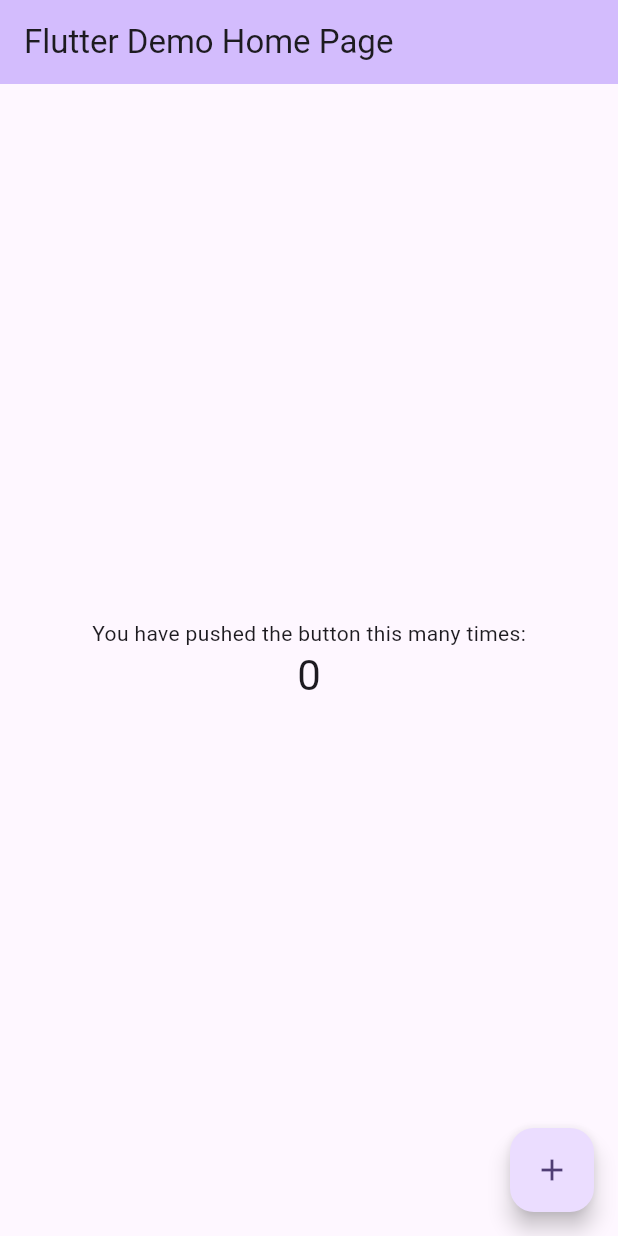
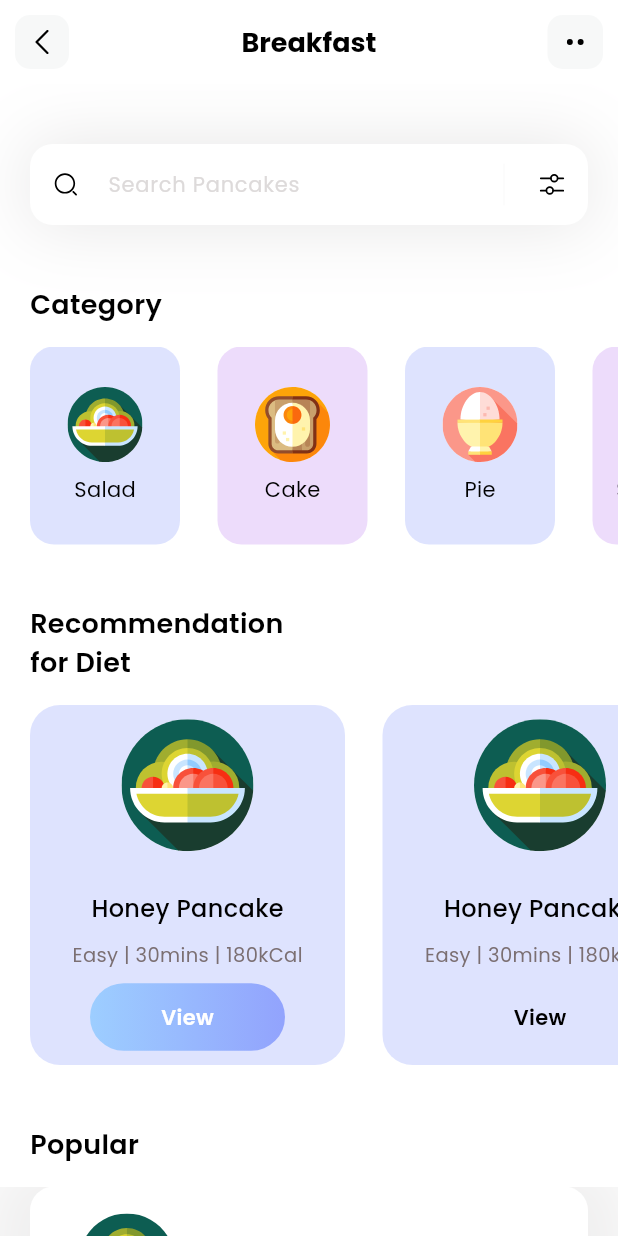
Before and after one commit to tonytran0314/learn-flutter, a Flutter app: the screen it shows after launch, on a phone screen of 412 x 824 dp. Run offline on Flutter 3.47's test engine with Material 3 defaults, Android fonts, the phone set to English and light mode, and no system bars; our stand-ins replace flutter_svg.

Commit message:
final result

```diff
--- a/analysis_options.yaml
+++ b/analysis_options.yaml
@@ -7,6 +7,9 @@
 
 # The following line activates a set of recommended lints for Flutter apps,
 # packages, and plugins designed to encourage good coding practices.
+analyzer:
+  errors:
+    deprecated_member_use: ignore
 include: package:flutter_lints/flutter.yaml
 
 linter:
--- a/lib/main.dart
+++ b/lib/main.dart
@@ -1,122 +1,19 @@
+import 'package:first_app/pages/home.dart';
 import 'package:flutter/material.dart';
 
 void main() {
-  runApp(const MyApp());
+  runApp(MyApp());
 }
 
 class MyApp extends StatelessWidget {
   const MyApp({super.key});
 
-  // This widget is the root of your application.
   @override
   Widget build(BuildContext context) {
     return MaterialApp(
-      title: 'Flutter Demo',
-      theme: ThemeData(
-        // This is the theme of your application.
-        //
-        // TRY THIS: Try running your application with "flutter run". You'll see
-        // the application has a purple toolbar. Then, without quitting the app,
-        // try changing the seedColor in the colorScheme below to Colors.green
-        // and then invoke "hot reload" (save your changes or press the "hot
-        // reload" button in a Flutter-supported IDE, or press "r" if you used
-        // the command line to start the app).
-        //
-        // Notice that the counter didn't reset back to zero; the application
-        // state is not lost during the reload. To reset the state, use hot
-        // restart instead.
-        //
-        // This works for code too, not just values: Most code changes can be
-        // tested with just a hot reload.
-        colorScheme: ColorScheme.fromSeed(seedColor: Colors.deepPurple),
-      ),
-      home: const MyHomePage(title: 'Flutter Demo Home Page'),
+      debugShowCheckedModeBanner: false,
+      theme: ThemeData(fontFamily: 'Poppins'),
+      home: HomePage()
     );
   }
 }
-
-class MyHomePage extends StatefulWidget {
-  const MyHomePage({super.key, required this.title});
-
-  // This widget is the home page of your application. It is stateful, meaning
-  // that it has a State object (defined below) that contains fields that affect
-  // how it looks.
-
-  // This class is the configuration for the state. It holds the values (in this
-  // case the title) provided by the parent (in this case the App widget) and
-  // used by the build method of the State. Fields in a Widget subclass are
-  // always marked "final".
-
-  final String title;
-
-  @override
-  State<MyHomePage> createState() => _MyHomePageState();
-}
-
-class _MyHomePageState extends State<MyHomePage> {
-  int _counter = 0;
-
-  void _incrementCounter() {
-    setState(() {
-      // This call to setState tells the Flutter framework that something has
-      // changed in this State, which causes it to rerun the build method below
-      // so that the display can reflect the updated values. If we changed
-      // _counter without calling setState(), then the build method would not be
-      // called again, and so nothing would appear to happen.
-      _counter++;
-    });
-  }
-
-  @override
-  Widget build(BuildContext context) {
-    // This method is rerun every time setState is called, for instance as done
-    // by the _incrementCounter method above.
-    //
-    // The Flutter framework has been optimized to make rerunning build methods
-    // fast, so that you can just rebuild anything that needs updating rather
-    // than having to individually change instances of widgets.
-    return Scaffold(
-      appBar: AppBar(
-        // TRY THIS: Try changing the color here to a specific color (to
-        // Colors.amber, perhaps?) and trigger a hot reload to see the AppBar
-        // change color while the other colors stay the same.
-        backgroundColor: Theme.of(context).colorScheme.inversePrimary,
-        // Here we take the value from the MyHomePage object that was created by
-        // the App.build method, and use it to set our appbar title.
-        title: Text(widget.title),
-      ),
-      body: Center(
-        // Center is a layout widget. It takes a single child and positions it
-        // in the middle of the parent.
-        child: Column(
-          // Column is also a layout widget. It takes a list of children and
-          // arranges them vertically. By default, it sizes itself to fit its
-          // children horizontally, and tries to be as tall as its parent.
-          //
-          // Column has various properties to control how it sizes itself and
-          // how it positions its children. Here we use mainAxisAlignment to
-          // center the children vertically; the main axis here is the vertical
-          // axis because Columns are vertical (the cross axis would be
-          // horizontal).
-          //
-          // TRY THIS: Invoke "debug painting" (choose the "Toggle Debug Paint"
-          // action in the IDE, or press "p" in the console), to see the
-          // wireframe for each widget.
-          mainAxisAlignment: MainAxisAlignment.center,
-          children: <Widget>[
-            const Text('You have pushed the button this many times:'),
-            Text(
-              '$_counter',
-              style: Theme.of(context).textTheme.headlineMedium,
-            ),
-          ],
-        ),
-      ),
-      floatingActionButton: FloatingActionButton(
-        onPressed: _incrementCounter,
-        tooltip: 'Increment',
-        child: const Icon(Icons.add),
-      ), // This trailing comma makes auto-formatting nicer for build methods.
-    );
-  }
-}
--- /dev/null
+++ b/lib/models/category_model.dart
@@ -0,0 +1,47 @@
+import 'package:flutter/material.dart';
+
+class CategoryModel {
+  String name;
+  String iconPath;
+  Color boxColor;
+
+  CategoryModel({
+    required this.name,
+    required this.iconPath,
+    required this.boxColor,
+  });
+
+  static List<CategoryModel> getCategories() {
+    List<CategoryModel> categories = [];
+
+    categories.add(
+      CategoryModel(
+        name: 'Salad',
+        iconPath: 'assets/icons/salad.svg',
+        boxColor: Color(0xff92A3FD))
+    );
+
+    categories.add(
+      CategoryModel(
+        name: 'Cake',
+        iconPath: 'assets/icons/cake.svg',
+        boxColor: Color(0xffC58BF2))
+    );
+
+    categories.add(
+      CategoryModel(
+        name: 'Pie',
+        iconPath: 'assets/icons/pie.svg',
+        boxColor: Color(0xff92A3FD))
+    );
+
+    categories.add(
+      CategoryModel(
+        name: 'Smoothie',
+        iconPath: 'assets/icons/salad.svg',
+        boxColor: Color(0xffC58BF2))
+    );
+
+    return categories;
+  }
+}
--- /dev/null
+++ b/lib/models/diet_model.dart
@@ -0,0 +1,56 @@
+class DietModel {
+  String name;
+  String iconPath;
+  String level;
+  String duration;
+  String calories;
+  bool viewIsSelected;
+
+  DietModel({
+    required this.name,
+    required this.iconPath,
+    required this.level,
+    required this.duration,
+    required this.calories,
+    required this.viewIsSelected,
+  });
+
+  static List<DietModel> getDiets() {
+    List<DietModel> diets = [];
+
+    diets.add(
+      DietModel(
+        name: 'Honey Pancake',
+        iconPath: 'assets/icons/salad.svg',
+        level: 'Easy',
+        duration: '30mins',
+        calories: '180kCal',
+        viewIsSelected: true
+      )
+    );
+
+    diets.add(
+      DietModel(
+        name: 'Honey Pancake',
+        iconPath: 'assets/icons/salad.svg',
+        level: 'Easy',
+        duration: '30mins',
+        calories: '180kCal',
+        viewIsSelected: false
+      )
+    );
+
+    diets.add(
+      DietModel(
+        name: 'Honey Pancake',
+        iconPath: 'assets/icons/salad.svg',
+        level: 'Easy',
+        duration: '30mins',
+        calories: '180kCal',
+        viewIsSelected: true
+      )
+    );
+
+    return diets;
+  }
+}
--- /dev/null
+++ b/lib/models/popular_model.dart
@@ -0,0 +1,56 @@
+class PopularDietsModel {
+  String name;
+  String iconPath;
+  String level;
+  String duration;
+  String calories;
+  bool boxIsSelected;
+
+  PopularDietsModel({
+    required this.name,
+    required this.iconPath,
+    required this.level,
+    required this.duration,
+    required this.calories,
+    required this.boxIsSelected
+  });
+
+  static List<PopularDietsModel> getPopularDiets() {
+    List<PopularDietsModel> popularDiets = [];
+
+    popularDiets.add(
+      PopularDietsModel(
+        name: 'Honey Pancake',
+        iconPath: 'assets/icons/salad.svg',
+        level: 'Easy',
+        duration: '30mins',
+        calories: '180kCal',
+        boxIsSelected: true
+      )
+    );
+
+    popularDiets.add(
+      PopularDietsModel(
+        name: 'Honey Pancake',
+        iconPath: 'assets/icons/salad.svg',
+        level: 'Easy',
+        duration: '30mins',
+        calories: '180kCal',
+        boxIsSelected: false
+      )
+    );
+
+    popularDiets.add(
+      PopularDietsModel(
+        name: 'Honey Pancake',
+        iconPath: 'assets/icons/salad.svg',
+        level: 'Easy',
+        duration: '30mins',
+        calories: '180kCal',
+        boxIsSelected: true
+      )
+    );
+
+    return popularDiets;
+  }
+}
--- /dev/null
+++ b/lib/pages/home.dart
@@ -0,0 +1,399 @@
+import 'package:first_app/models/category_model.dart';
+import 'package:first_app/models/diet_model.dart';
+import 'package:first_app/models/popular_model.dart';
+import 'package:flutter/material.dart';
+import 'package:flutter_svg/flutter_svg.dart';
+
+class HomePage extends StatefulWidget {
+  const HomePage({super.key});
+
+  @override
+  State<HomePage> createState() => _HomePageState();
+}
+
+class _HomePageState extends State<HomePage> {
+  List<CategoryModel> categories = [];
+  List<DietModel> diets = [];
+  List<PopularDietsModel> popularDiets = [];
+
+  void _getInitialInfo() {
+    categories = CategoryModel.getCategories();
+    diets = DietModel.getDiets();
+    popularDiets = PopularDietsModel.getPopularDiets();
+  }
+
+  @override
+  Widget build(BuildContext context) {
+    _getInitialInfo();
+    return Scaffold(
+      appBar: appBar(),
+      backgroundColor: Colors.white,
+      body: ListView(
+        children: [
+          _searchField(),
+          SizedBox(height: 40),
+          _categories(),
+          SizedBox(height: 40),
+          _dietSection(),
+          SizedBox(height: 40),
+          _popularDietsSection()
+        ],
+      )
+    );
+  }
+
+  Column _popularDietsSection() {
+    return Column(
+          crossAxisAlignment: CrossAxisAlignment.start,
+          children: [
+            Padding(
+              padding: const EdgeInsets.only(left: 20),
+              child: Text(
+                'Popular',
+                style: TextStyle(
+                  color: Colors.black,
+                  fontSize: 18,
+                  fontWeight: FontWeight.w600
+                )
+              ),
+            ),
+            SizedBox(height: 15),
+            SizedBox(
+              height: 240,
+              child: ListView.separated(
+                itemCount: popularDiets.length,
+                shrinkWrap: true,
+                padding: EdgeInsets.only(
+                  left: 20,
+                  right: 20
+                ),
+                separatorBuilder: (context, index) => SizedBox(height: 25),
+                itemBuilder: (context, index) {
+                  return Container(
+                    height: 100,
+                    decoration: BoxDecoration(
+                      color: Colors.white,
+                      borderRadius: BorderRadius.circular(16),
+                      boxShadow: [
+                        BoxShadow(
+                          color: Color(0xff1D1617).withOpacity(0.07),
+                          offset: Offset(0, 10),
+                          blurRadius: 40,
+                          spreadRadius: 30
+                        )
+                      ]
+                    ),
+                    child: Row(
+                      mainAxisAlignment: MainAxisAlignment.spaceEvenly,
+                      children: [
+                        SvgPicture.asset(
+                          popularDiets[index].iconPath,
+                          width: 64,
+                          height: 64,
+                        ),
+                        Column(
+                          mainAxisAlignment: MainAxisAlignment.center,
+                          crossAxisAlignment: CrossAxisAlignment.start,
+                          children: [
+                            Text(
+                              popularDiets[index].name,
+                              style: TextStyle(
+                                fontWeight: FontWeight.w500,
+                                color: Colors.black,
+                                fontSize: 16
+                              )
+                            ),
+                            Text(
+                              '${popularDiets[index].level} | ${popularDiets[index].duration} | ${popularDiets[index].calories}',
+                              style: TextStyle(
+                                color: Color(0xff7B6F72),
+                                fontSize: 13,
+                                fontWeight: FontWeight.w400
+                              ),
+                            ),
+                          ],
+                        ),
+                        GestureDetector(
+                          onTap: () {},
+                          child: SvgPicture.asset('assets/icons/right-arrow.svg')
+                        )
+                      ],
+                    ),
+                  );
+                },
+              )
+            )
+          ],
+        );
+  }
+
+  Column _dietSection() {
+    return Column(
+          crossAxisAlignment: CrossAxisAlignment.start,
+          children: [
+            Padding(
+              padding: const EdgeInsets.only(left: 20),
+              child: Text(
+                'Recommendation\nfor Diet',
+                style: TextStyle(
+                  color: Colors.black,
+                  fontSize: 18,
+                  fontWeight: FontWeight.w600
+                ),
+              ),
+            ),
+            SizedBox(height: 15),
+            SizedBox(
+            height: 240,
+            child: ListView.separated(
+              itemCount: diets.length,
+              scrollDirection: Axis.horizontal,
+              padding: EdgeInsets.only(
+                left: 20,
+                right: 20
+              ),
+              separatorBuilder: (context, index) => SizedBox(width: 25),
+              itemBuilder: (context, index) {
+                return Container(
+                  width: 210,
+                  decoration: BoxDecoration(
+                    color: Color(0xff92A3FD).withOpacity(0.3),
+                    borderRadius: BorderRadius.circular(20)
+                  ),
+                  child: Column(
+                    mainAxisAlignment: MainAxisAlignment.spaceEvenly,
+                    children: [
+                      Container(
+                        width: 88,
+                        height: 88,
+                        decoration: BoxDecoration(
+                          color: Colors.white,
+                          shape: BoxShape.circle
+                        ),
+                        child: SvgPicture.asset(diets[index].iconPath),
+                      ),
+                      SizedBox(height: 8),
+                      Text(
+                        diets[index].name,
+                        style: TextStyle(
+                          fontWeight: FontWeight.w500,
+                          color: Colors.black,
+                          fontSize: 16
+                        )
+                      ),
+                      Text(
+                        '${diets[index].level} | ${diets[index].duration} | ${diets[index].calories}',
+                        style: TextStyle(
+                          color: Color(0xff7B6F72),
+                          fontSize: 13,
+                          fontWeight: FontWeight.w400
+                        ),
+                      ),
+                      Container(
+                        height: 45,
+                        width: 130,
+                        decoration: BoxDecoration(
+                          borderRadius: BorderRadius.circular(50),
+                          gradient: LinearGradient(
+                            colors: [
+                              diets[index].viewIsSelected ? Color(0xff9DCEFF) : Colors.transparent,
+                              diets[index].viewIsSelected ? Color(0xff92A3FD) : Colors.transparent
+                            ]
+                          )
+                        ),
+                        child: Center(
+                          child: Text(
+                            'View',
+                            style: TextStyle(
+                            color: diets[index].viewIsSelected ? Colors.white : Colors.black,
+                              fontWeight: FontWeight.w600,
+                              fontSize: 14
+                            ),
+                          )
+                        ),
+                      )
+                    ],
+                  ),
+                );
+              },
+            )
+          )
+          ],
+        );
+  }
+
+  Column _categories() {
+    return Column(
+          crossAxisAlignment: CrossAxisAlignment.start,
+          children: [
+            Padding(
+              padding: const EdgeInsets.only(left: 20),
+              child: Text(
+                'Category',
+                style: TextStyle(
+                  color: Colors.black,
+                  fontSize: 18,
+                  fontWeight: FontWeight.w600
+                )
+              ),
+            ),
+            SizedBox(height: 15),
+            SizedBox(
+              height: 132,
+              child: ListView.separated(
+                itemCount: categories.length,
+                scrollDirection: Axis.horizontal,
+                padding: EdgeInsets.only(
+                  left: 20,
+                  right: 20
+                ),
+                separatorBuilder: (context, index) => SizedBox(width: 25),
+                itemBuilder: (context, index) {
+                  return Container(
+                    width: 100,
+                    decoration: BoxDecoration(
+                      color: categories[index].boxColor.withOpacity(0.3),
+                      borderRadius: BorderRadius.circular(16)
+                    ),
+                    child: Column(
+                      mainAxisAlignment: MainAxisAlignment.center,
+                      children: [
+                        Container(
+                          width: 50,
+                          height: 50,
+                          decoration: BoxDecoration(
+                            color: Colors.white,
+                            shape: BoxShape.circle
+                          ),
+                          child: SvgPicture.asset(categories[index].iconPath),
+                        ),
+                        SizedBox(height: 8),
+                        Text(
+                          categories[index].name,
+                          style: TextStyle(
+                            fontWeight: FontWeight.w400,
+                            color: Colors.black,
+                            fontSize: 14
+                          )
+                        )
+                      ],
+                    ),
+                  );
+                },
+              )
+            )
+          ],
+        );
+  }
+
+  Container _searchField() {
+    return Container(
+          margin: EdgeInsets.only(top: 40, left: 20, right: 20),
+          decoration: BoxDecoration(
+            boxShadow: [
+              BoxShadow(
+                color: Color(0xff1D1617).withOpacity(0.11),
+                blurRadius: 40,
+                spreadRadius: 0.0
+              )
+            ]
+          ),
+          child: TextField(
+            decoration: InputDecoration(
+              filled: true,
+              fillColor: Colors.white,
+              contentPadding: EdgeInsets.all(15),
+              hintText: 'Search Pancakes',
+              hintStyle: TextStyle(
+                color: Color(0xffDDDADA),
+                fontSize: 14
+              ),
+              prefixIcon: Padding(
+                padding: const EdgeInsets.all(15),
+                child: SvgPicture.asset(
+                  'assets/icons/search.svg',
+                  height: 4,
+                  width: 4),
+              ),
+              suffixIcon: SizedBox(
+                width: 70,
+                child: IntrinsicHeight(
+                  child: Row(
+                    mainAxisAlignment: MainAxisAlignment.end,
+                    children: [
+                      VerticalDivider(
+                        color: Color(0xffDDDADA),
+                        indent: 10,
+                        endIndent: 10,
+                        thickness: 0.1,
+                      ),
+                      Padding(
+                        padding: const EdgeInsets.all(15),
+                        child: SvgPicture.asset(
+                          'assets/icons/filter.svg',
+                          height: 18,
+                          width: 18),
+                      ),
+                    ],
+                  ),
+                ),
+              ),
+              border: OutlineInputBorder(
+                borderRadius: BorderRadius.circular(15),
+                borderSide: BorderSide.none
+              )
+            ),
+          ),
+        );
+  }
+
+  AppBar appBar() {
+    return AppBar(
+      title: Text('Breakfast', style: TextStyle(
+        color: Colors.black,
+        fontSize: 18,
+        fontWeight: FontWeight.bold
+      ),),
+      backgroundColor: Colors.white,
+      elevation: 0.0,
+      centerTitle: true,
+      leading: GestureDetector(
+        onTap: () {
+
+        },
+        child: Container(
+          alignment: Alignment.center,
+          margin: EdgeInsets.all(10),decoration: BoxDecoration(
+            color: Color(0xffF7F8F8),
+            borderRadius: BorderRadius.circular(10)
+          ),
+          child: SvgPicture.asset(
+            'assets/icons/left-arrow.svg',
+            height: 16,
+            width: 16,
+          )
+        )
+      ),
+      actions: [
+        GestureDetector(
+          onTap: () {
+
+          },
+          child: Container(
+            alignment: Alignment.center,
+            width: 37,
+            margin: EdgeInsets.all(10),decoration: BoxDecoration(
+              color: Color(0xffF7F8F8),
+              borderRadius: BorderRadius.circular(10)
+            ),
+            child: SvgPicture.asset(
+              'assets/icons/two-dots.svg',
+              height: 18,
+              width: 18,
+            )
+          )
+        )
+      ],
+    );
+  }
+}
```
Also changed, not shown: pubspec.yaml (+14 -8 lines), assets/icons/cake.svg (added), assets/icons/filter.svg (added), assets/icons/left-arrow.svg (added), assets/icons/pie.svg (added), assets/icons/right-arrow.svg (added), assets/icons/salad.svg (added), assets/icons/search.svg (added), assets/icons/smoothie.svg (added), assets/icons/two-dots.svg (added), fonts/Poppins-Bold.ttf (added), fonts/Poppins-Medium.ttf (added), fonts/Poppins-Regular.ttf (added), fonts/Poppins-SemiBold.ttf (added), 1 more files.
